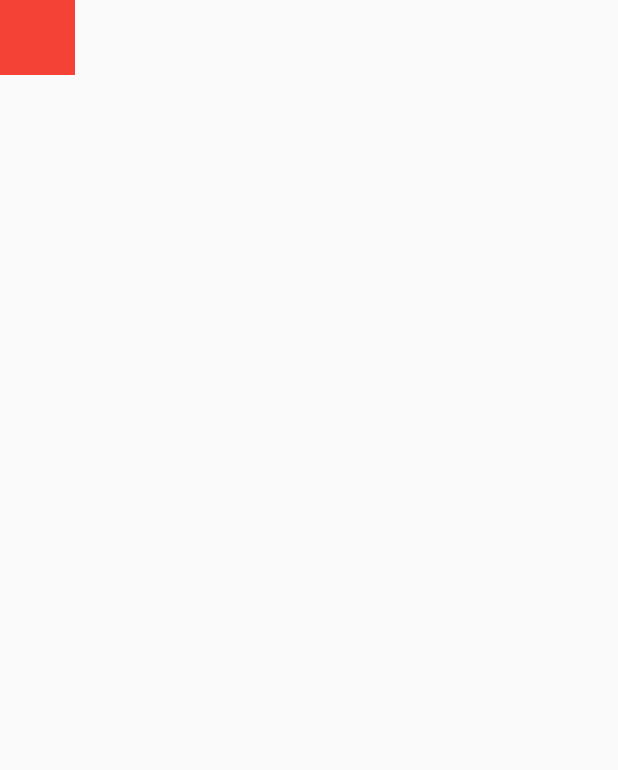
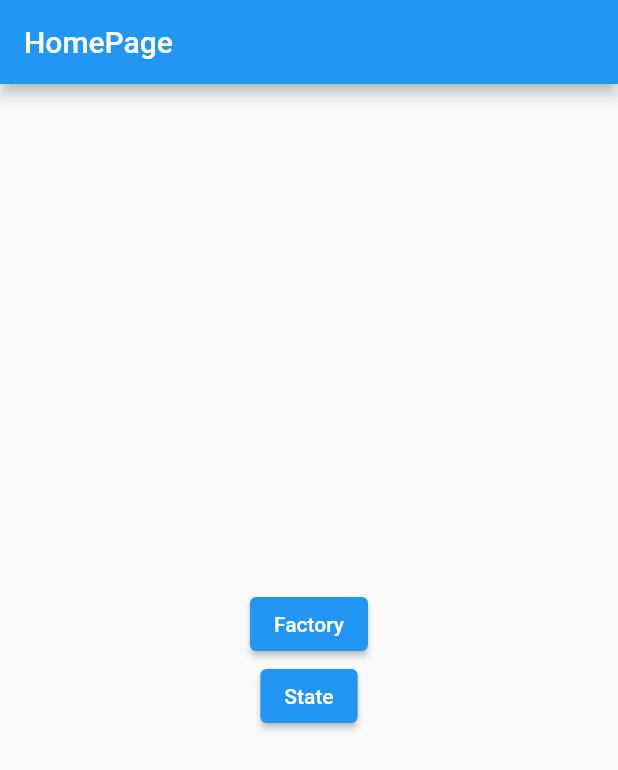
Before and after one commit to hendriksonpetzold/flutter_design_patterns, a Flutter app: the screen it shows after launch, on a phone screen of 412 x 824 dp. Shown: the top 770 px of the screen. Run offline on Flutter 3.47's test engine with Material 2 defaults, Android fonts, the phone set to English and light mode, and no system bars; our stand-ins replace get.

Commit message:
feat: factory pattern

```diff
--- a/lib/config/routes.dart
+++ b/lib/config/routes.dart
@@ -1,8 +1,10 @@
 import 'package:flutter_design_patterns/pages/home/home_page.dart';
+import 'package:flutter_design_patterns/pages/patterns/factory/factory_page.dart';
 import 'package:get/get.dart';
 
 class Routes {
   static final List<GetPage> routes = [
-    GetPage(name: '/', page: () => HomePage())
+    GetPage(name: '/', page: () => HomePage()),
+    GetPage(name: '/factory', page: () => const FactoryPage()),
   ];
 }
--- a/lib/pages/home/home_controller.dart
+++ b/lib/pages/home/home_controller.dart
@@ -1,33 +1,3 @@
-import 'package:flutter/animation.dart';
-import 'package:flutter_design_patterns/models/home_work_card_model.dart';
-import 'package:flutter_design_patterns/pages/home/home_page_state.dart';
-
 import 'package:get/get.dart';
 
-class HomeController extends GetxController {
-  Rx<HomeState> state = Rx<HomeState>(InitialHomeState());
-
-  final List<HomeWorkCardModel> homeWorkCard = [
-    HomeWorkCardModel(
-      title: 'Title1',
-      bottonTextTitle: 'Newton Low Motion',
-      bottonTextDescription: 'Read screens 1.1 - 1.2',
-      image: '',
-      cardColor: const Color(0xFF448AFF),
-    ),
-    HomeWorkCardModel(
-      title: 'Title2',
-      bottonTextTitle: 'Newton Low Motion',
-      bottonTextDescription: 'Read screens 1.1 - 1.2',
-      image: '',
-      cardColor: const Color(0xFFFF6044),
-    ),
-    HomeWorkCardModel(
-      title: 'Title3',
-      bottonTextTitle: 'Newton Low Motion',
-      bottonTextDescription: 'Read screens 1.1 - 1.2',
-      image: '',
-      cardColor: const Color(0xFF448AFF),
-    ),
-  ];
-}
+class HomeController extends GetxController {}
--- a/lib/pages/home/home_page.dart
+++ b/lib/pages/home/home_page.dart
@@ -1,9 +1,7 @@
 import 'package:flutter/material.dart';
-import 'package:flutter_design_patterns/pages/home/components/home_page_card.dart';
-import 'package:flutter_design_patterns/pages/home/components/home_page_cards_title.dart';
-import 'package:flutter_design_patterns/pages/home/components/home_page_custom_title.dart';
+
 import 'package:flutter_design_patterns/pages/home/home_controller.dart';
-import 'package:flutter_design_patterns/pages/home/home_page_state.dart';
+
 import 'package:get/get.dart';
 
 class HomePage extends StatelessWidget {
@@ -11,84 +9,27 @@ class HomePage extends StatelessWidget {
   final HomeController controller = Get.put(HomeController());
   @override
   Widget build(BuildContext context) {
-    if (controller.state.value is InitialHomeState) {
-      controller.state.value = InitialHomeState().selecState();
     return Scaffold(
-          body: Container(
-        height: 50,
-        width: 50,
-        color: Colors.red,
-      ));
-    } else if (controller.state.value is LoadingHomeState) {
-      controller.state.value = LoadingHomeState().selecState();
-      return const Scaffold(
+      appBar: AppBar(
+        title: const Text('HomePage'),
+      ),
       body: Center(
-          child: CircularProgressIndicator(),
+        child: Column(
+          mainAxisAlignment: MainAxisAlignment.center,
+          children: [
+            ElevatedButton(
+              onPressed: () {
+                Get.toNamed('/factory');
+              },
+              child: const Text('Factory'),
             ),
-      );
-    } else if (controller.state.value is LoadedHomeState) {
-      controller.state.value = LoadedHomeState().selecState();
-      return Scaffold(
-        body: SafeArea(
-          child: Padding(
-            padding: const EdgeInsets.symmetric(vertical: 16, horizontal: 24),
-            child: Column(
-              crossAxisAlignment: CrossAxisAlignment.start,
-              children: [
-                const SizedBox(
-                  height: 40,
-                ),
-                const HomePageCustomTitle(),
-                const SizedBox(
-                  height: 60,
-                ),
-                Container(),
-                const HomePageCardsTitle(
-                  leading: 'Classes',
-                  trailing: '5 classes today',
-                ),
-                const SizedBox(
-                  height: 16,
-                ),
-                const HomePageCard(
-                  title: 'History',
-                  cardColor: Color(0xFFD4D4D4),
-                ),
-                const SizedBox(
-                  height: 16,
-                ),
-                const HomePageCardsTitle(
-                  leading: 'Home Works',
-                  trailing: 'View All',
-                ),
-                const SizedBox(
-                  height: 16,
-                ),
-                Expanded(
-                  child: PageView.builder(
-                    itemCount: controller.homeWorkCard.length,
-                    itemBuilder: (context, index) {
-                      final card = controller.homeWorkCard[index];
-                      return Column(
-                        children: [
-                          HomePageCard.big(
-                            topPadding: index != 0 ? 50 : 20,
-                            title: card.title,
-                            cardColor: card.cardColor,
-                            bottonTextTitle: card.bottonTextTitle,
-                            bottonTextDescription: card.bottonTextDescription,
-                          ),
-                        ],
-                      );
-                    },
-                  ),
+            ElevatedButton(
+              onPressed: () {},
+              child: const Text('State'),
             ),
           ],
         ),
       ),
-        ),
     );
   }
-    return Container();
 }
-}
--- a/lib/pages/home/home_page_state.dart
+++ /dev/null
@@ -1,25 +0,0 @@
-abstract class HomeState {
-  HomeState selecState();
-}
-
-class InitialHomeState implements HomeState {
-  @override
-  HomeState selecState() {
-    return LoadingHomeState();
-  }
-}
-
-class LoadingHomeState implements HomeState {
-  @override
-  HomeState selecState() {
-    Future.delayed(const Duration(seconds: 2));
-    return LoadedHomeState();
-  }
-}
-
-class LoadedHomeState implements HomeState {
-  @override
-  HomeState selecState() {
-    return LoadedHomeState();
-  }
-}
--- /dev/null
+++ b/lib/pages/patterns/state/home_page_state.dart
@@ -0,0 +1,7 @@
+abstract class State {}
+
+class InitialState implements State {}
+
+class LoadingState implements State {}
+
+class LoadedState implements State {}
```
Also changed, not shown: lib/pages/patterns/factory/factory_page.dart (added, +38 -0 lines), lib/pages/patterns/factory/factory_page_card.dart (renamed from lib/pages/home/components/home_page_card.dart, +9 -6 lines). Lines whose indentation alone changed are shown as unchanged.
